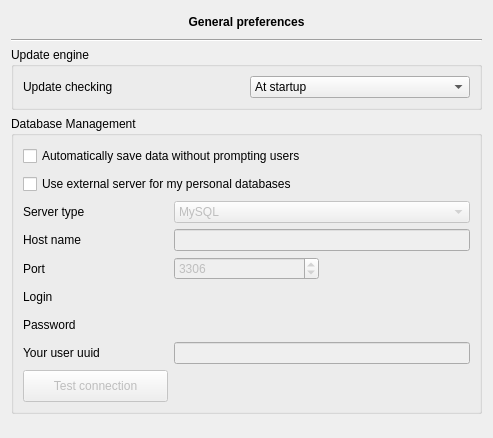
This is plugins/coreplugin/dialogs/applicationgeneralpreferences.ui in FreeHealth/freehealth as Qt 5 draws it before an edit. The edited form follows.
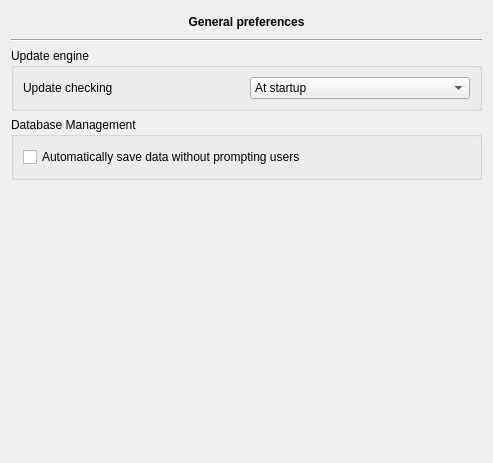
This is the edited form. Custom widgets are drawn as their Qt base class.

Commit message: Core: - App general settings page -> removed server config

Patch:
```diff
--- a/plugins/coreplugin/dialogs/applicationgeneralpreferences.ui
+++ b/plugins/coreplugin/dialogs/applicationgeneralpreferences.ui
@@ -7,7 +7,7 @@
     <x>0</x>
     <y>0</y>
     <width>493</width>
-    <height>438</height>
+    <height>463</height>
    </rect>
   </property>
   <property name="windowTitle">
@@ -118,160 +118,6 @@
       <bool>false</bool>
      </property>
      <layout class="QGridLayout" name="gridLayout">
-      <item row="4" column="0">
-       <widget class="QLabel" name="label_3">
-        <property name="minimumSize">
-         <size>
-          <width>0</width>
-          <height>22</height>
-         </size>
-        </property>
-        <property name="text">
-         <string>Host name</string>
-        </property>
-       </widget>
-      </item>
-      <item row="4" column="1" colspan="2">
-       <widget class="QLineEdit" name="host">
-        <property name="enabled">
-         <bool>false</bool>
-        </property>
-       </widget>
-      </item>
-      <item row="7" column="0">
-       <widget class="QLabel" name="label_4">
-        <property name="minimumSize">
-         <size>
-          <width>0</width>
-          <height>22</height>
-         </size>
-        </property>
-        <property name="text">
-         <string>Login</string>
-        </property>
-       </widget>
-      </item>
-      <item row="7" column="1" colspan="2">
-       <widget class="Utils::LineEditEchoSwitcher" name="log" native="true">
-        <property name="enabled">
-         <bool>false</bool>
-        </property>
-       </widget>
-      </item>
-      <item row="8" column="0">
-       <widget class="QLabel" name="label_5">
-        <property name="minimumSize">
-         <size>
-          <width>0</width>
-          <height>22</height>
-         </size>
-        </property>
-        <property name="text">
-         <string>Password</string>
-        </property>
-       </widget>
-      </item>
-      <item row="8" column="1" colspan="2">
-       <widget class="Utils::LineEditEchoSwitcher" name="pass" native="true">
-        <property name="enabled">
-         <bool>false</bool>
-        </property>
-       </widget>
-      </item>
-      <item row="10" column="1" colspan="2">
-       <widget class="QLineEdit" name="userUuid">
-        <property name="enabled">
-         <bool>false</bool>
-        </property>
-       </widget>
-      </item>
-      <item row="11" column="0">
-       <widget class="QPushButton" name="testButton">
-        <property name="enabled">
-         <bool>false</bool>
-        </property>
-        <property name="minimumSize">
-         <size>
-          <width>0</width>
-          <height>32</height>
-         </size>
-        </property>
-        <property name="text">
-         <string>Test connection</string>
-        </property>
-       </widget>
-      </item>
-      <item row="11" column="2">
-       <widget class="QLabel" name="testConnectionLabel">
-        <property name="text">
-         <string/>
-        </property>
-       </widget>
-      </item>
-      <item row="10" column="0">
-       <widget class="QLabel" name="label_6">
-        <property name="minimumSize">
-         <size>
-          <width>0</width>
-          <height>22</height>
-         </size>
-        </property>
-        <property name="text">
-         <string>Your user uuid</string>
-        </property>
-       </widget>
-      </item>
-      <item row="5" column="0">
-       <widget class="QLabel" name="label_7">
-        <property name="minimumSize">
-         <size>
-          <width>0</width>
-          <height>22</height>
-         </size>
-        </property>
-        <property name="text">
-         <string>Port</string>
-        </property>
-       </widget>
-      </item>
-      <item row="5" column="1">
-       <widget class="QSpinBox" name="port">
-        <property name="enabled">
-         <bool>false</bool>
-        </property>
-        <property name="maximum">
-         <number>100000</number>
-        </property>
-        <property name="value">
-         <number>3306</number>
-        </property>
-       </widget>
-      </item>
-      <item row="3" column="1" colspan="2">
-       <widget class="QComboBox" name="server">
-        <property name="enabled">
-         <bool>false</bool>
-        </property>
-        <item>
-         <property name="text">
-          <string>MySQL</string>
-         </property>
-        </item>
-       </widget>
-      </item>
-      <item row="3" column="0">
-       <widget class="QLabel" name="label_8">
-        <property name="minimumSize">
-         <size>
-          <width>0</width>
-          <height>22</height>
-         </size>
-        </property>
-        <property name="text">
-         <string>Server type</string>
-        </property>
-       </widget>
-      </item>
       <item row="1" column="0" colspan="2">
        <widget class="QCheckBox" name="autoSave">
         <property name="minimumSize">
@@ -285,19 +131,6 @@
         </property>
        </widget>
       </item>
-      <item row="2" column="0" colspan="2">
-       <widget class="QCheckBox" name="useExternalDB">
-        <property name="minimumSize">
-         <size>
-          <width>0</width>
-          <height>22</height>
-         </size>
-        </property>
-        <property name="text">
-         <string>Use external server for my personal databases</string>
-        </property>
-       </widget>
-      </item>
      </layout>
     </widget>
    </item>
@@ -316,14 +149,6 @@
    </item>
   </layout>
  </widget>
- <customwidgets>
-  <customwidget>
-   <class>Utils::LineEditEchoSwitcher</class>
-   <extends>QWidget</extends>
-   <header location="global">utils/widgets/lineeditechoswitcher.h</header>
-   <container>1</container>
-  </customwidget>
- </customwidgets>
  <resources/>
  <connections/>
 </ui>
```
Left out of the diff: 26 changed lines with no effect on the pictures. The commit also changes 2 other files.
